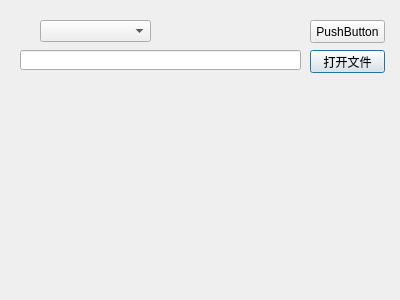
Old version of the form STM32_Boot/STM32/dialog.ui in the repository zhuangzuoyi/project_temp.
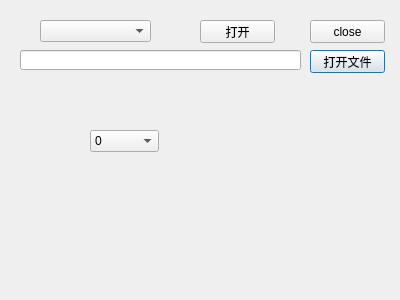
New version of the form.

The edit to the form file:
```diff
--- a/STM32_Boot/STM32/dialog.ui
+++ b/STM32_Boot/STM32/dialog.ui
@@ -49,6 +49,19 @@
   <widget class="QPushButton" name="pushButton">
    <property name="geometry">
     <rect>
+     <x>200</x>
+     <y>20</y>
+     <width>75</width>
+     <height>23</height>
+    </rect>
+   </property>
+   <property name="text">
+    <string>打开</string>
+   </property>
+  </widget>
+  <widget class="QPushButton" name="close">
+   <property name="geometry">
+    <rect>
      <x>310</x>
      <y>20</y>
      <width>75</width>
@@ -56,9 +69,39 @@
     </rect>
    </property>
    <property name="text">
-    <string>PushButton</string>
+    <string>close</string>
    </property>
   </widget>
+  <widget class="QComboBox" name="comboBox">
+   <property name="geometry">
+    <rect>
+     <x>90</x>
+     <y>130</y>
+     <width>69</width>
+     <height>22</height>
+    </rect>
+   </property>
+   <item>
+    <property name="text">
+     <string>0</string>
+    </property>
+   </item>
+   <item>
+    <property name="text">
+     <string>1</string>
+    </property>
+   </item>
+   <item>
+    <property name="text">
+     <string>2</string>
+    </property>
+   </item>
+   <item>
+    <property name="text">
+     <string>3</string>
+    </property>
+   </item>
+  </widget>
  </widget>
  <layoutdefault spacing="6" margin="11"/>
  <resources/>
```
